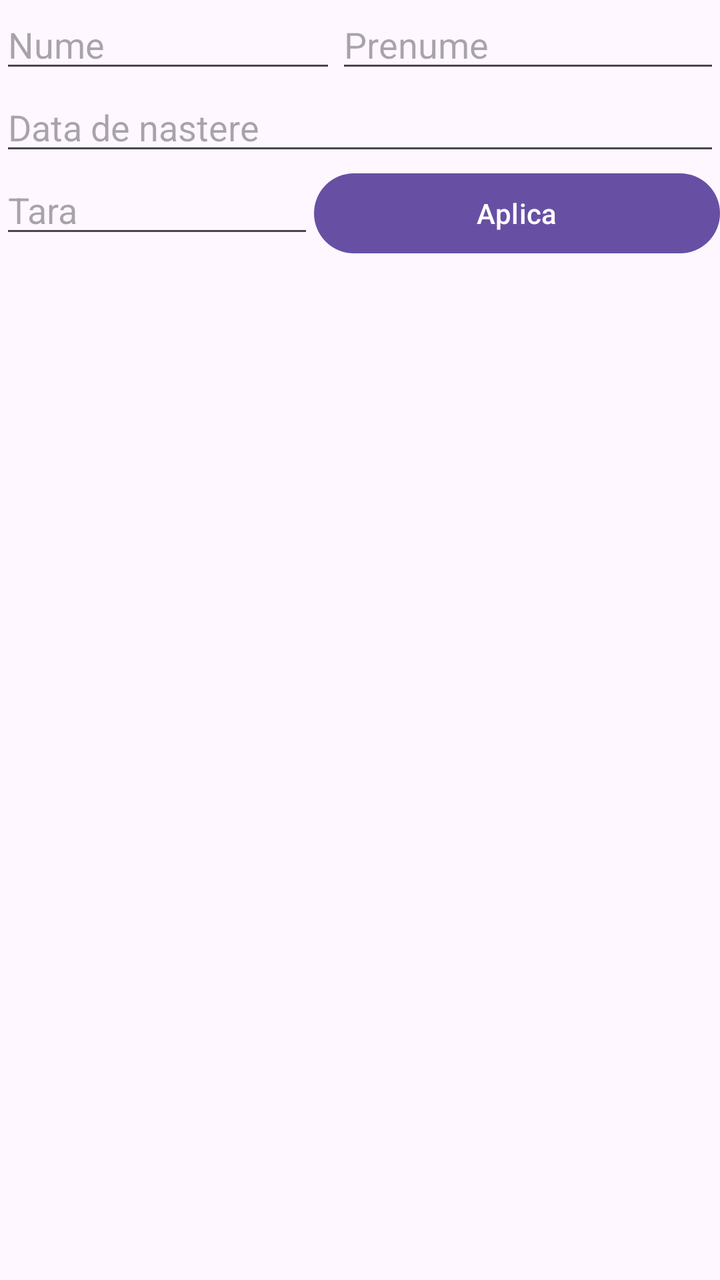
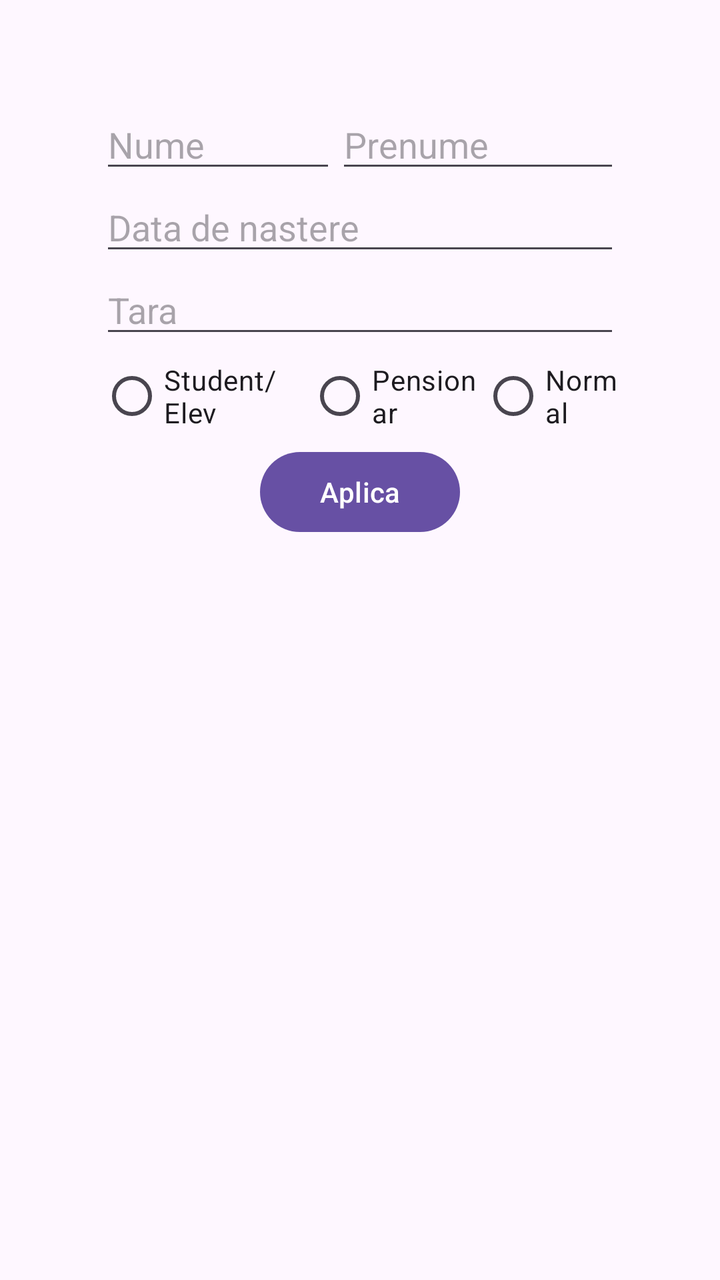

Two renders of the same Android screen: before a commit and after it. Below are the layout's source before the change and the commit's diff.
<!-- AndroidManifest.xml: application theme Theme.Cinema -->
<!-- res/layout/activity_main3.xml -->
<?xml version="1.0" encoding="utf-8"?>
<LinearLayout xmlns:android="http://schemas.android.com/apk/res/android"
    xmlns:app="http://schemas.android.com/apk/res-auto"
    xmlns:tools="http://schemas.android.com/tools"
    android:id="@+id/main"
    android:layout_width="match_parent"
    android:layout_height="match_parent"
    android:orientation="vertical"
    tools:context=".MainActivity3">

    <LinearLayout
        android:layout_width="match_parent"
        android:layout_height="wrap_content"
        android:orientation="horizontal">

        <EditText
            android:layout_width="wrap_content"
            android:layout_height="wrap_content"
            android:layout_weight="1"
            android:autofillHints="last-name"
            android:hint="@string/last_nume_input"
            android:inputType="text">
        </EditText>
        <EditText
            android:layout_width="wrap_content"
            android:layout_height="wrap_content"
            android:layout_weight="1"
            android:autofillHints="first-name"
            android:hint="@string/first_name_input"
            android:inputType="text">
        </EditText>
    </LinearLayout>

    <EditText
        android:layout_width="match_parent"
        android:layout_height="wrap_content"
        android:autofillHints="birth-date"
        android:hint="@string/birth_date_input"
        android:inputType="date">

    </EditText>
    <LinearLayout
        android:layout_width="match_parent"
        android:layout_height="wrap_content"
        android:orientation="horizontal">

        <EditText
            android:layout_width="wrap_content"
            android:layout_height="wrap_content"
            android:layout_weight="1"
            android:autofillHints="country"
            android:hint="@string/country_input"
            android:inputType="textAutoComplete">
        </EditText>

        <Button
            android:layout_width="wrap_content"
            android:layout_height="wrap_content"
            android:layout_weight="1"
            android:text="@string/apply_button">
        </Button>


    </LinearLayout>
</LinearLayout>
<!-- resources referenced by this layout -->
<resources>
  <string name="apply_button">Aplica</string>
  <string name="birth_date_input">Data de nastere</string>
  <string name="country_input">Tara</string>
  <string name="first_name_input">Prenume</string>
  <string name="last_nume_input">Nume</string>
  <style name="Theme.Cinema" parent="Base.Theme.Cinema" />
  <style name="Base.Theme.Cinema" parent="Theme.Material3.DayNight.NoActionBar">
          
          
      </style>
</resources>

<!-- the commit's change to res/layout/activity_main3.xml (unified diff, before → after) -->
@@ -6,6 +6,7 @@
     android:layout_width="match_parent"
     android:layout_height="match_parent"
     android:orientation="vertical"
+    android:padding="50dp"
     tools:context=".MainActivity3">
 
     <LinearLayout
@@ -21,6 +22,7 @@
             android:hint="@string/last_nume_input"
             android:inputType="text">
         </EditText>
+
         <EditText
             android:layout_width="wrap_content"
             android:layout_height="wrap_content"
@@ -29,6 +31,7 @@
             android:hint="@string/first_name_input"
             android:inputType="text">
         </EditText>
+
     </LinearLayout>
 
     <EditText
@@ -44,22 +47,63 @@
         android:layout_height="wrap_content"
         android:orientation="horizontal">
 
-        <EditText
+        <AutoCompleteTextView
+            android:layout_width="0dp"
+            android:layout_height="wrap_content"
+            android:layout_weight="3"
+            android:autofillHints="country"
+            android:hint="@string/country_input"
+            android:inputType="textAutoComplete">
+        </AutoCompleteTextView>
+
+
+    </LinearLayout>
+
+    <RadioGroup
+        android:layout_width="match_parent"
+        android:layout_height="wrap_content"
+        android:orientation="horizontal">
+
+        <RadioButton
             android:layout_width="wrap_content"
             android:layout_height="wrap_content"
             android:layout_weight="1"
-            android:autofillHints="country"
-            android:hint="@string/country_input"
-            android:inputType="textAutoComplete">
-        </EditText>
+            android:text="@string/radio_button_student_elev"
+            >
+
+        </RadioButton>
+
+        <RadioButton
+            android:layout_width="wrap_content"
+            android:layout_height="wrap_content"
+            android:layout_weight="1"
+            android:text="@string/radio_button_pensionar">
+
+        </RadioButton>
+
+        <RadioButton
+            android:layout_width="wrap_content"
+            android:layout_height="wrap_content"
+            android:layout_weight="1"
+            android:text="@string/radio_button_normal">
+
+        </RadioButton>
+    </RadioGroup>
+
+    <LinearLayout
+        android:layout_width="100dp"
+        android:layout_height="wrap_content"
+        android:layout_gravity="center_horizontal">
 
         <Button
-            android:layout_width="wrap_content"
+            android:layout_width="0dp"
             android:layout_height="wrap_content"
             android:layout_weight="1"
             android:text="@string/apply_button">
         </Button>
 
+    </LinearLayout>
 
-    </LinearLayout>
+
+
 </LinearLayout>
<!-- resource entries referenced after the edit -->
@@ -5,6 +5,9 @@
   <string name="country_input">Tara</string>
   <string name="first_name_input">Prenume</string>
   <string name="last_nume_input">Nume</string>
+  <string name="radio_button_normal">Normal</string>
+  <string name="radio_button_pensionar">Pensionar</string>
+  <string name="radio_button_student_elev">Student/Elev</string>
   <style name="Theme.Cinema" parent="Base.Theme.Cinema" />
   <style name="Base.Theme.Cinema" parent="Theme.Material3.DayNight.NoActionBar">
           
